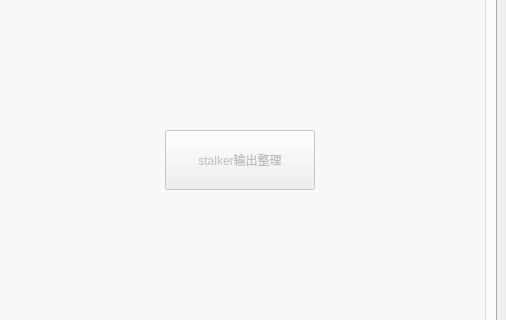
Before: the Qt Designer form ui/kmain.ui in dqzg12300/fridaUiTools, drawn with Qt 5; both pictures show x 341 to 847 and y 97 to 417 of the 847 by 841 pixel window.
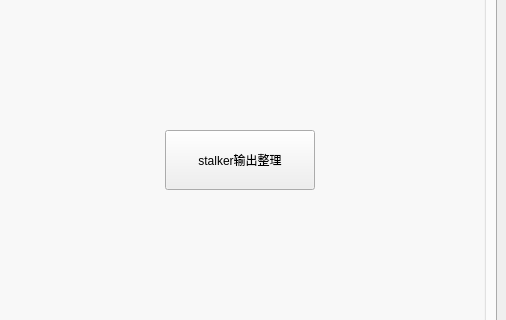
After: the same form once the commit is applied. The open tabs and pages were chosen to show the change.

What changed in the file:
```diff
--- a/ui/kmain.ui
+++ b/ui/kmain.ui
@@ -717,7 +717,7 @@
            <item row="0" column="1">
             <widget class="QPushButton" name="btnOpStalkerLog">
              <property name="enabled">
-              <bool>false</bool>
+              <bool>true</bool>
              </property>
              <property name="maximumSize">
               <size>
```
